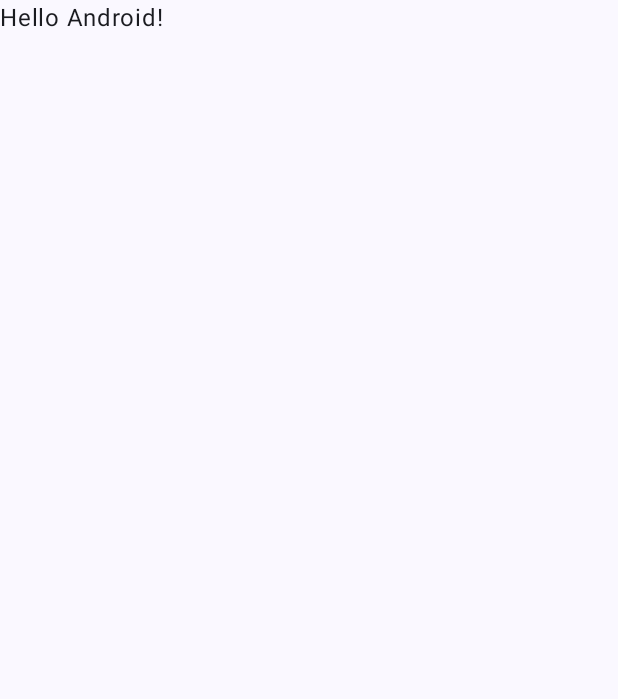
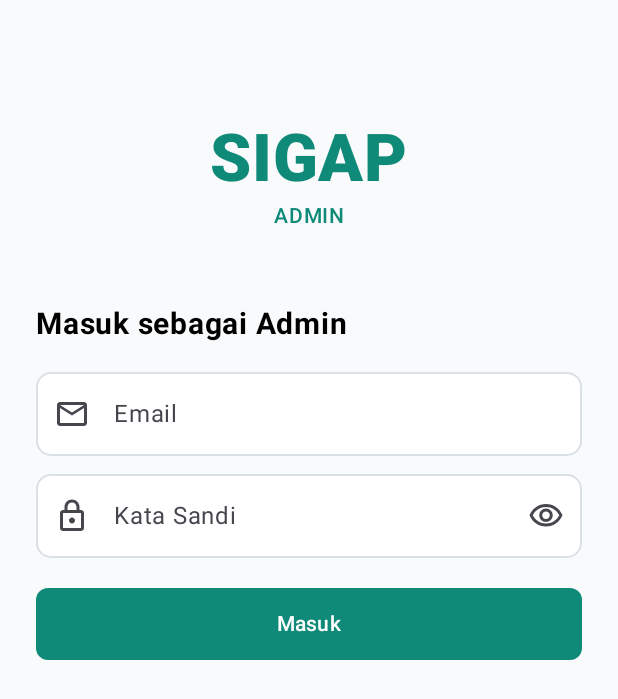
Before and after one commit to AgnesSihombing/TUBES-PEMOGRAMAN-MOBILE, an Android app built with Jetpack Compose: the screen it shows after launch (MainActivity), on a phone screen of 412 x 824 dp. Before the commit the part shown is almost empty. Shown: the top 699 px of the screen. Run offline under Robolectric (Android 15) with nearby library versions, the phone set to English and light mode, and no system bars.

Commit message:
feat(admin): tambah tema dan layar login admin

```diff
--- a/app/build.gradle.kts
+++ b/app/build.gradle.kts
@@ -36,6 +36,7 @@ android {
 }
 
 dependencies {
+    implementation("androidx.compose.material:material-icons-extended")
     implementation(platform(libs.androidx.compose.bom))
     implementation(libs.androidx.activity.compose)
     implementation(libs.androidx.compose.material3)
--- a/app/src/main/java/com/sigap/mobile/MainActivity.kt
+++ b/app/src/main/java/com/sigap/mobile/MainActivity.kt
@@ -4,44 +4,20 @@ import android.os.Bundle
 import androidx.activity.ComponentActivity
 import androidx.activity.compose.setContent
 import androidx.activity.enableEdgeToEdge
-import androidx.compose.foundation.layout.fillMaxSize
-import androidx.compose.foundation.layout.padding
-import androidx.compose.material3.Scaffold
-import androidx.compose.material3.Text
-import androidx.compose.runtime.Composable
-import androidx.compose.ui.Modifier
-import androidx.compose.ui.tooling.preview.Preview
+import com.sigap.mobile.ui.admin.dashboard.DashboardScreen
+import com.sigap.mobile.ui.admin.laporan.LaporanListScreen
+import com.sigap.mobile.ui.admin.login.AdminLoginScreen
 import com.sigap.mobile.ui.theme.SIGAPTheme
 
 class MainActivity : ComponentActivity() {
     override fun onCreate(savedInstanceState: Bundle?) {
         super.onCreate(savedInstanceState)
         enableEdgeToEdge()
+        // setContent = titik awal UI Compose
         setContent {
             SIGAPTheme {
-                Scaffold(modifier = Modifier.fillMaxSize()) { innerPadding ->
-                    Greeting(
-                        name = "Android",
-                        modifier = Modifier.padding(innerPadding)
-                    )
-                }
+                AdminLoginScreen()
             }
         }
     }
 }
-
-@Composable
-fun Greeting(name: String, modifier: Modifier = Modifier) {
-    Text(
-        text = "Hello $name!",
-        modifier = modifier
-    )
-}
-
-@Preview(showBackground = true)
-@Composable
-fun GreetingPreview() {
-    SIGAPTheme {
-        Greeting("Android")
-    }
-}
--- /dev/null
+++ b/app/src/main/java/com/sigap/mobile/ui/admin/login/AdminLoginScreen.kt
@@ -0,0 +1,125 @@
+package com.sigap.mobile.ui.admin.login
+
+import androidx.compose.foundation.background
+import androidx.compose.foundation.layout.Column
+import androidx.compose.foundation.layout.Spacer
+import androidx.compose.foundation.layout.fillMaxSize
+import androidx.compose.foundation.layout.fillMaxWidth
+import androidx.compose.foundation.layout.height
+import androidx.compose.foundation.layout.padding
+import androidx.compose.foundation.layout.systemBarsPadding
+import androidx.compose.foundation.text.KeyboardOptions
+import androidx.compose.material.icons.Icons
+import androidx.compose.material.icons.outlined.Email
+import androidx.compose.material.icons.outlined.Lock
+import androidx.compose.material.icons.outlined.Visibility
+import androidx.compose.material.icons.outlined.VisibilityOff
+import androidx.compose.material3.Icon
+import androidx.compose.material3.IconButton
+import androidx.compose.material3.MaterialTheme
+import androidx.compose.material3.Text
+import androidx.compose.runtime.Composable
+import androidx.compose.runtime.getValue
+import androidx.compose.runtime.mutableStateOf
+import androidx.compose.runtime.remember
+import androidx.compose.runtime.setValue
+import androidx.compose.ui.Alignment
+import androidx.compose.ui.Modifier
+import androidx.compose.ui.text.font.FontWeight
+import androidx.compose.ui.text.input.KeyboardType
+import androidx.compose.ui.text.input.PasswordVisualTransformation
+import androidx.compose.ui.text.input.VisualTransformation
+import androidx.compose.ui.tooling.preview.Preview
+import androidx.compose.ui.unit.dp
+import androidx.compose.ui.unit.sp
+import com.sigap.mobile.ui.components.SigapButton
+import com.sigap.mobile.ui.components.SigapTextField
+import com.sigap.mobile.ui.theme.SIGAPTheme
+
+// onLoginClick adalah callback: layar hanya menampilkan UI,
+// proses login ke Firebase ditangani di luar layar ini.
+@Composable
+fun AdminLoginScreen(
+    onLoginClick: (email: String, password: String) -> Unit = { _, _ -> }
+) {
+    // State: kalau berubah, Compose menggambar ulang UI.
+    // remember menjaga nilainya agar tidak reset saat UI digambar ulang.
+    var email by remember { mutableStateOf("") }
+    var password by remember { mutableStateOf("") }
+    var showPassword by remember { mutableStateOf(false) }
+
+    Column(
+        modifier = Modifier
+            .fillMaxSize()
+            .background(MaterialTheme.colorScheme.background)
+            .padding(horizontal = 24.dp)
+            .systemBarsPadding(),
+        horizontalAlignment = Alignment.Start
+    ) {
+        Spacer(Modifier.height(80.dp))
+
+        Column(
+            modifier = Modifier.fillMaxWidth(),
+            horizontalAlignment = Alignment.CenterHorizontally
+        ) {
+            Text(
+                "SIGAP",
+                fontSize = 44.sp,
+                fontWeight = FontWeight.ExtraBold,
+                color = MaterialTheme.colorScheme.primary
+            )
+            Text(
+                "ADMIN",
+                fontSize = 14.sp,
+                fontWeight = FontWeight.SemiBold,
+                color = MaterialTheme.colorScheme.primary
+            )
+        }
+
+        Spacer(Modifier.height(48.dp))
+        Text("Masuk sebagai Admin", fontSize = 20.sp, fontWeight = FontWeight.Bold)
+        Spacer(Modifier.height(20.dp))
+
+        SigapTextField(
+            value = email,
+            onValueChange = { email = it },
+            placeholder = "Email",
+            leadingIcon = Icons.Outlined.Email,
+            keyboardOptions = KeyboardOptions(keyboardType = KeyboardType.Email),
+            modifier = Modifier.fillMaxWidth()
+        )
+
+        Spacer(Modifier.height(12.dp))
+
+        SigapTextField(
+            value = password,
+            onValueChange = { password = it },
+            placeholder = "Kata Sandi",
+            leadingIcon = Icons.Outlined.Lock,
+            // showPassword true = sandi terlihat, false = disamarkan
+            visualTransformation = if (showPassword) VisualTransformation.None
+            else PasswordVisualTransformation(),
+            keyboardOptions = KeyboardOptions(keyboardType = KeyboardType.Password),
+            trailingContent = {
+                IconButton(onClick = { showPassword = !showPassword }) {
+                    Icon(
+                        if (showPassword) Icons.Outlined.VisibilityOff
+                        else Icons.Outlined.Visibility,
+                        contentDescription = "Tampilkan sandi"
+                    )
+                }
+            },
+            modifier = Modifier.fillMaxWidth()
+        )
+
+        Spacer(Modifier.height(20.dp))
+        SigapButton(text = "Masuk", onClick = { onLoginClick(email, password) })
+    }
+}
+
+// Preview: melihat tampilan di Android Studio tanpa emulator
+@Preview(showBackground = true, widthDp = 360, heightDp = 640)
+@Composable
+private fun AdminLoginPreview() {
+    SIGAPTheme { AdminLoginScreen() }
+}
--- /dev/null
+++ b/app/src/main/java/com/sigap/mobile/ui/components/SigapButton.kt
@@ -0,0 +1,27 @@
+package com.sigap.mobile.ui.components
+
+import androidx.compose.foundation.layout.fillMaxWidth
+import androidx.compose.foundation.layout.height
+import androidx.compose.foundation.shape.RoundedCornerShape
+import androidx.compose.material3.Button
+import androidx.compose.material3.Text
+import androidx.compose.runtime.Composable
+import androidx.compose.ui.Modifier
+import androidx.compose.ui.text.font.FontWeight
+import androidx.compose.ui.unit.dp
+
+// Tombol utama yang dipakai ulang di banyak layar
+@Composable
+fun SigapButton(
+    text: String,
+    onClick: () -> Unit,
+    modifier: Modifier = Modifier
+) {
+    Button(
+        onClick = onClick,
+        modifier = modifier.fillMaxWidth().height(48.dp),
+        shape = RoundedCornerShape(8.dp)
+    ) {
+        Text(text, fontWeight = FontWeight.SemiBold)
+    }
+}
--- /dev/null
+++ b/app/src/main/java/com/sigap/mobile/ui/components/SigapTextField.kt
@@ -0,0 +1,46 @@
+package com.sigap.mobile.ui.components
+
+import androidx.compose.foundation.shape.RoundedCornerShape
+import androidx.compose.foundation.text.KeyboardOptions
+import androidx.compose.material3.Icon
+import androidx.compose.material3.MaterialTheme
+import androidx.compose.material3.OutlinedTextField
+import androidx.compose.material3.OutlinedTextFieldDefaults
+import androidx.compose.material3.Text
+import androidx.compose.runtime.Composable
+import androidx.compose.ui.Modifier
+import androidx.compose.ui.graphics.vector.ImageVector
+import androidx.compose.ui.text.input.VisualTransformation
+import androidx.compose.ui.unit.dp
+
+// Komponen reusable: dibuat sekali, dipakai di Login, Tambah Pengguna, dll.
+@Composable
+fun SigapTextField(
+    value: String,
+    onValueChange: (String) -> Unit,
+    placeholder: String,
+    modifier: Modifier = Modifier,
+    leadingIcon: ImageVector? = null,
+    trailingContent: @Composable (() -> Unit)? = null,
+    visualTransformation: VisualTransformation = VisualTransformation.None,
+    keyboardOptions: KeyboardOptions = KeyboardOptions.Default
+) {
+    OutlinedTextField(
+        value = value,
+        onValueChange = onValueChange,
+        modifier = modifier,
+        placeholder = { Text(placeholder) },
+        leadingIcon = leadingIcon?.let { { Icon(it, contentDescription = null) } },
+        trailingIcon = trailingContent,
+        visualTransformation = visualTransformation,
+        keyboardOptions = keyboardOptions,
+        singleLine = true,
+        shape = RoundedCornerShape(10.dp),
+        colors = OutlinedTextFieldDefaults.colors(
+            focusedBorderColor = MaterialTheme.colorScheme.primary,
+            unfocusedBorderColor = MaterialTheme.colorScheme.outline,
+            unfocusedContainerColor = MaterialTheme.colorScheme.surface,
+            focusedContainerColor = MaterialTheme.colorScheme.surface
+        )
+    )
+}
--- a/app/src/main/java/com/sigap/mobile/ui/theme/Color.kt
+++ b/app/src/main/java/com/sigap/mobile/ui/theme/Color.kt
@@ -2,10 +2,21 @@ package com.sigap.mobile.ui.theme
 
 import androidx.compose.ui.graphics.Color
 
-val Purple80 = Color(0xFFD0BCFF)
-val PurpleGrey80 = Color(0xFFCCC2DC)
-val Pink80 = Color(0xFFEFB8C8)
+// Semua warna aplikasi dikumpulkan di satu file agar konsisten dan mudah diubah.
+val SigapTeal = Color(0xFF0F8A78)
+val SigapTealDark = Color(0xFF0B6E60)
+val SigapTealLight = Color(0xFFE3F4F1)
 
-val Purple40 = Color(0xFF6650a4)
-val PurpleGrey40 = Color(0xFF625b71)
-val Pink40 = Color(0xFF7D5260)
+val SigapBackground = Color(0xFFF8FAFB)
+val SigapBorder = Color(0xFFD9E1E5)
+val SigapTextSecondary = Color(0xFF6B7A83)
+
+// Warna status laporan: Bg = latar chip, Fg = warna teks
+val StatusMenungguBg = Color(0xFFFFF1D6)
+val StatusMenungguFg = Color(0xFFD98B00)
+val StatusDiprosesBg = Color(0xFFDCEEFB)
+val StatusDiprosesFg = Color(0xFF2B8AD6)
+val StatusSelesaiBg = Color(0xFFDDF3E4)
+val StatusSelesaiFg = Color(0xFF2E9E5B)
+val StatusDitolakBg = Color(0xFFFDE2E2)
+val StatusDitolakFg = Color(0xFFE5484D)
--- a/app/src/main/java/com/sigap/mobile/ui/theme/Theme.kt
+++ b/app/src/main/java/com/sigap/mobile/ui/theme/Theme.kt
@@ -1,57 +1,26 @@
 package com.sigap.mobile.ui.theme
 
-import android.app.Activity
-import android.os.Build
-import androidx.compose.foundation.isSystemInDarkTheme
 import androidx.compose.material3.MaterialTheme
-import androidx.compose.material3.darkColorScheme
-import androidx.compose.material3.dynamicDarkColorScheme
-import androidx.compose.material3.dynamicLightColorScheme
 import androidx.compose.material3.lightColorScheme
 import androidx.compose.runtime.Composable
-import androidx.compose.ui.platform.LocalContext
+import androidx.compose.ui.graphics.Color
 
-private val DarkColorScheme = darkColorScheme(
-    primary = Purple80,
-    secondary = PurpleGrey80,
-    tertiary = Pink80
+// Color scheme: komponen Material 3 otomatis memakai warna ini
+private val LightColors = lightColorScheme(
+    primary = SigapTeal,
+    onPrimary = Color.White,
+    primaryContainer = SigapTealLight,
+    background = SigapBackground,
+    surface = Color.White,
+    outline = SigapBorder,
+    error = StatusDitolakFg
 )
 
-private val LightColorScheme = lightColorScheme(
-    primary = Purple40,
-    secondary = PurpleGrey40,
-    tertiary = Pink40
-
-    /* Other default colors to override
-    background = Color(0xFFFFFBFE),
-    surface = Color(0xFFFFFBFE),
-    onPrimary = Color.White,
-    onSecondary = Color.White,
-    onTertiary = Color.White,
-    onBackground = Color(0xFF1C1B1F),
-    onSurface = Color(0xFF1C1B1F),
-    */
-)
-
+// Pembungkus seluruh aplikasi agar semua layar memakai tema yang sama
 @Composable
-fun SIGAPTheme(
-    darkTheme: Boolean = isSystemInDarkTheme(),
-    // Dynamic color is available on Android 12+
-    dynamicColor: Boolean = true,
-    content: @Composable () -> Unit
-) {
-    val colorScheme = when {
-        dynamicColor && Build.VERSION.SDK_INT >= Build.VERSION_CODES.S -> {
-            val context = LocalContext.current
-            if (darkTheme) dynamicDarkColorScheme(context) else dynamicLightColorScheme(context)
-        }
-
-        darkTheme -> DarkColorScheme
-        else -> LightColorScheme
-    }
-
+fun SIGAPTheme(content: @Composable () -> Unit) {
     MaterialTheme(
-        colorScheme = colorScheme,
+        colorScheme = LightColors,
         typography = Typography,
         content = content
     )
```
